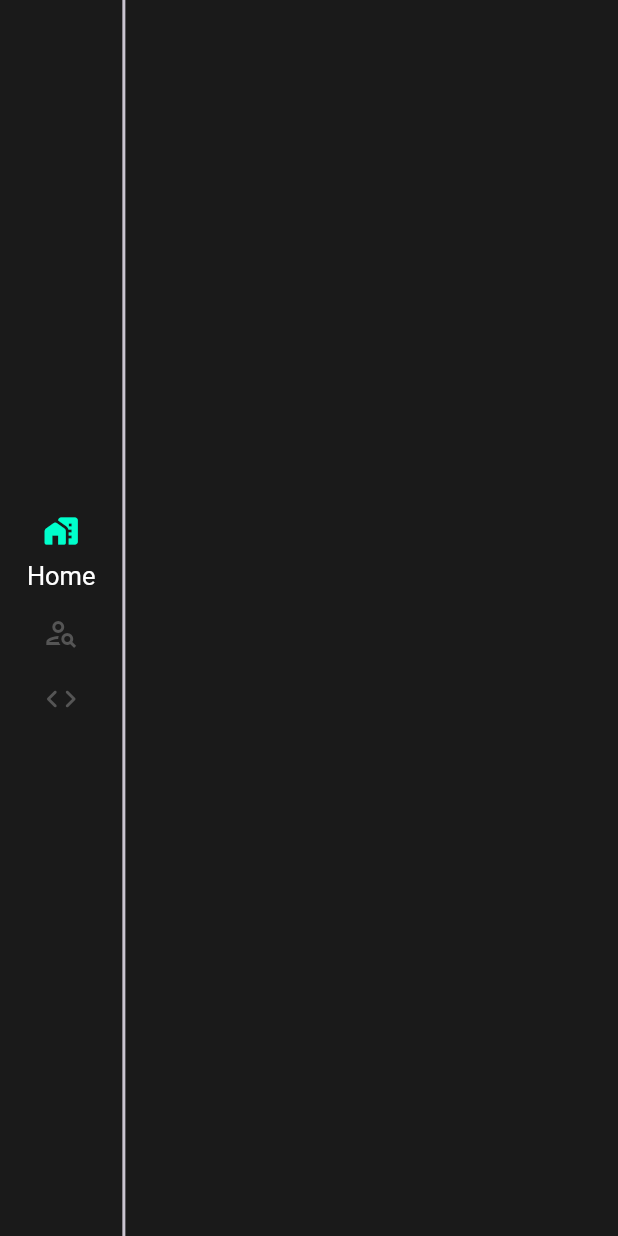
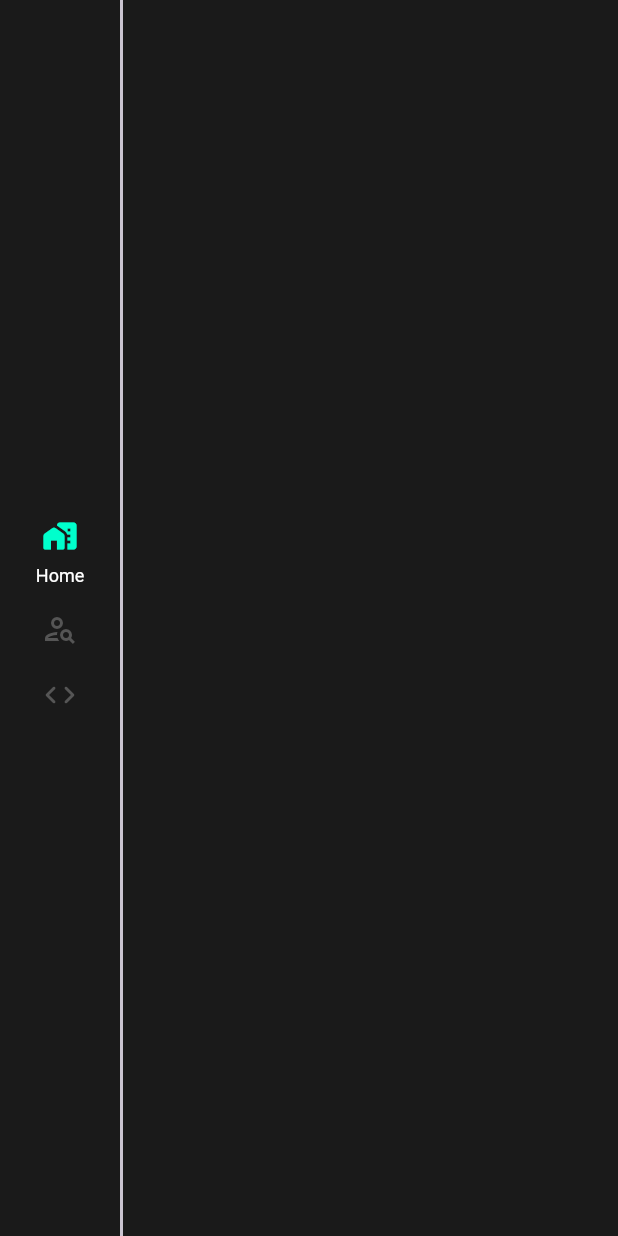
Before and after one commit to C0routine/C0routine.github.io, a Flutter app: the screen it shows after launch, on a phone screen of 412 x 824 dp. Run offline on Flutter 3.47's test engine with Material 2 defaults, Android fonts, the phone set to English and light mode, and no system bars; our stand-ins replace go_router.

Commit message:
feature/Responsive Theme, font 적용

```diff
--- a/lib/blog_app.dart
+++ b/lib/blog_app.dart
@@ -1,19 +1,34 @@
 import 'package:flutter/material.dart';
+import 'package:provider/provider.dart';
 
 import 'package:blog/utils/router.dart';
 import 'package:blog/utils/app_theme.dart';
+import 'package:blog/viewmodel/provider/responsive_vm.dart';
 
-class BlogApp extends StatelessWidget {
-  const BlogApp({super.key});
+class BlogApp extends StatefulWidget {
+  const BlogApp({Key? key}) : super(key: key);
 
   @override
+  State<BlogApp> createState() => _BlogApp();
+}
+
+class _BlogApp extends State<BlogApp> {
+  @override
   Widget build(BuildContext context) {
-    return MaterialApp.router(
-      debugShowCheckedModeBanner: false,
-      routerConfig: router,
+    final responsiveVM = context.watch<ResponsiveVM>();
 
-      /// TODO Support DarkTheme LightTheme
-      theme: AppTheme.main,
+    return LayoutBuilder(
+      builder: (BuildContext context, BoxConstraints constraints) {
+        responsiveVM.extendChange(constraints.maxWidth);
+        return MaterialApp.router(
+          /// TODO Support DarkTheme LightTheme
+          theme: AppTheme.responsive(responsiveVM.extend),
+
+          routerConfig: router,
+
+          debugShowCheckedModeBanner: false,
+        );
+      },
     );
   }
 }
--- a/lib/main.dart
+++ b/lib/main.dart
@@ -2,13 +2,13 @@ import 'package:flutter/material.dart';
 import 'package:provider/provider.dart';
 
 import 'package:blog/blog_app.dart';
-import 'package:blog/viewmodel/provider/theme_vm.dart';
+import 'package:blog/viewmodel/provider/responsive_vm.dart';
 
 void main() {
   runApp(
     MultiProvider(
       providers: [
-        ChangeNotifierProvider(create: (context) => ThemeVM()),
+        ChangeNotifierProvider(create: (context) => ResponsiveVM()),
       ],
       child: const BlogApp(),
     ),
--- a/lib/utils/app_theme.dart
+++ b/lib/utils/app_theme.dart
@@ -1,29 +1,34 @@
-import 'package:blog/utils/app_color.dart';
 import 'package:flutter/material.dart';
 
+import 'package:blog/utils/app_color.dart';
+
 class AppTheme {
-  static ThemeData main = ThemeData(
+  static ThemeData responsive(bool isExtend) {
+    return ThemeData(
       useMaterial3: true,
-    textTheme: mainTextTheme,
+      textTheme: isExtend ? desktopTextTheme : mobileTextTheme,
       scaffoldBackgroundColor: AppColor.background,
       navigationRailTheme: NavigationRailThemeData(
         backgroundColor: AppColor.background,
-      selectedLabelTextStyle: mainTextTheme.bodyMedium,
-      unselectedLabelTextStyle: mainTextTheme.bodyMedium,
+        selectedLabelTextStyle: isExtend ? desktopTextTheme.bodyMedium : mobileTextTheme.bodyMedium,
+        unselectedLabelTextStyle: isExtend ? desktopTextTheme.bodyMedium : mobileTextTheme.bodyMedium,
       ),
     );
+  }
 
-  static TextTheme mainTextTheme = const TextTheme(
-    titleLarge: TextStyle(fontSize: 48, color: AppColor.text),
-    titleMedium: TextStyle(fontSize: 32, color: AppColor.text),
-    titleSmall: TextStyle(
-      fontSize: 24,
-      color: AppColor.text,
-    ),
+  static const TextTheme desktopTextTheme = TextTheme(
     bodyMedium: TextStyle(
       fontSize: 17,
       color: AppColor.text,
       fontWeight: FontWeight.w400,
     ),
   );
+
+  static const TextTheme mobileTextTheme = TextTheme(
+    bodyMedium: TextStyle(
+      fontSize: 12,
+      color: AppColor.text,
+      fontWeight: FontWeight.w400,
+    ),
+  );
 }
--- a/lib/view/screens/root_screen.dart
+++ b/lib/view/screens/root_screen.dart
@@ -1,4 +1,5 @@
 import 'package:blog/utils/app_color.dart';
+import 'package:blog/utils/app_style.dart';
 import 'package:flutter/material.dart';
 
 class RootScreen extends StatefulWidget {
@@ -13,8 +14,6 @@ class _RootScreenState extends State<RootScreen> {
 
   @override
   Widget build(BuildContext context) {
-    print('render New Root');
-
     return Scaffold(
       body: Row(
         children: [
@@ -28,7 +27,7 @@ class _RootScreenState extends State<RootScreen> {
             // select 한 label text 만 show
             labelType: NavigationRailLabelType.selected,
             // rail icon setting
-            destinations: const <NavigationRailDestination>[
+            destinations: <NavigationRailDestination>[
               NavigationRailDestination(
                 icon: Icon(Icons.maps_home_work_outlined, color: AppColor.disable),
                 selectedIcon: Icon(Icons.maps_home_work_rounded, color: AppColor.accent),
@@ -42,7 +41,10 @@ class _RootScreenState extends State<RootScreen> {
               NavigationRailDestination(
                 icon: Icon(Icons.code_rounded, color: AppColor.disable),
                 selectedIcon: Icon(Icons.code_rounded, color: AppColor.accent),
-                label: Text('Tech'),
+                label: Text(
+                  'Tech',
+                  style: Theme.of(context).textTheme.bodyMedium,
+                ),
               ),
             ],
             // rail selected change
--- /dev/null
+++ b/lib/viewmodel/provider/responsive_vm.dart
@@ -0,0 +1,21 @@
+import 'package:flutter/foundation.dart';
+
+/// Responsive app, mobile, desktop mode 인지 확인하기 위한 View Model
+/// [_extend] true = Desktop, false = Mobile
+class ResponsiveVM extends ChangeNotifier {
+  bool _extend = false;
+
+  bool get extend => _extend;
+
+  // current maxWidth 를 통해서 desktop, mobile 분기
+  extendChange(double maxWidth) {
+    bool isExtend = maxWidth > 600;
+
+    if (isExtend == _extend) {
+      return;
+    }
+
+    print(isExtend ? 'Desktop Mode' : 'Mobile Mode');
+    _extend = isExtend;
+  }
+}
--- a/lib/viewmodel/provider/theme_vm.dart
+++ /dev/null
@@ -1,15 +0,0 @@
-import 'package:flutter/foundation.dart';
-
-/// App Theme ViewModel
-/// [light] true = Light Theme, false = Dark Theme
-class ThemeVM with ChangeNotifier {
-  bool _light = true;
-
-  bool get light => _light;
-
-  /// App Theme Change, Light <-> Dark
-  change() {
-    _light = !_light;
-    notifyListeners();
-  }
-}
```
Lines whose indentation alone changed are shown as unchanged.
